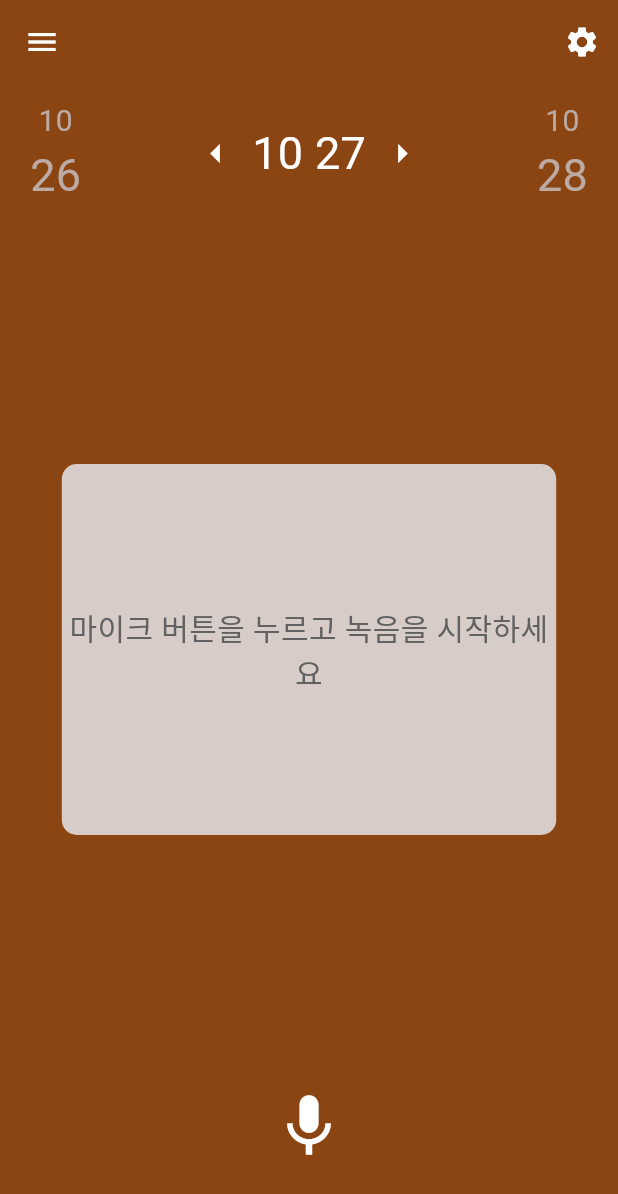
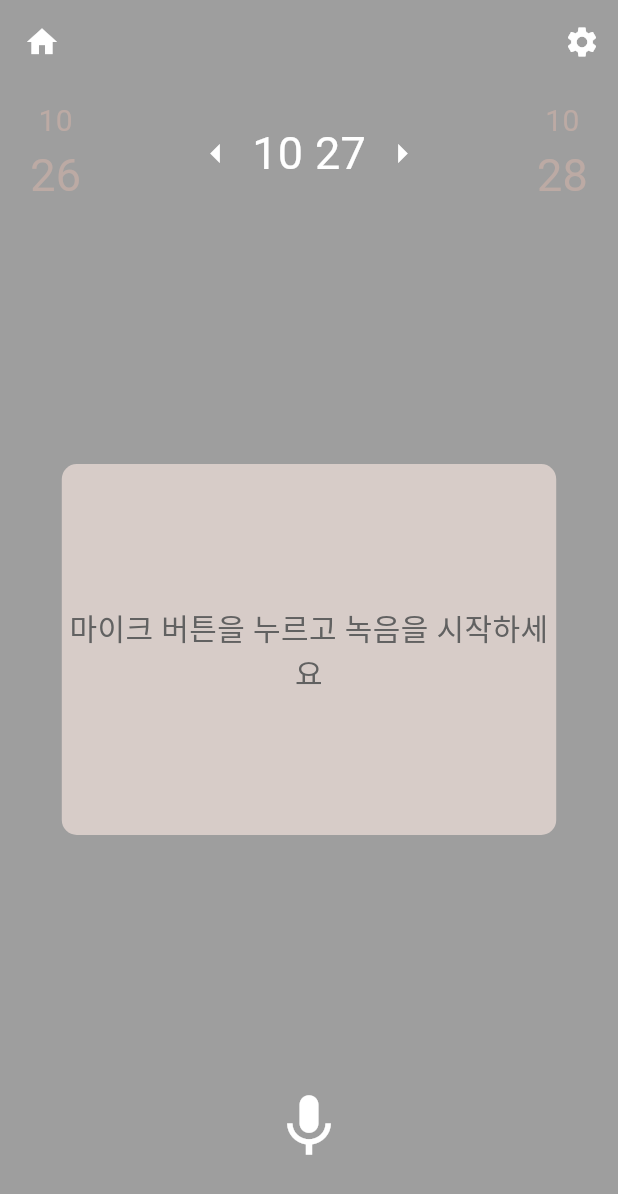
Before and after one commit to ChaeyeonYeager/dd, a Flutter app: the DiaryPage screen opened directly with empty values, on a phone screen of 412 x 824 dp. Shown: the top 1194 px of the screen. Run offline on Flutter 3.47's test engine with Material 3 defaults, Android fonts, the phone set to English and light mode, and no system bars; our stand-ins replace firebase_auth, firebase_core, flutter_dotenv, google_sign_in, speech_to_text, table_calendar; accounts and stored records are empty.

Commit message:
mood selector 추가 및 calendar, diary와 연결

```diff
--- a/lib/page/diary_page.dart
+++ b/lib/page/diary_page.dart
@@ -3,14 +3,16 @@ import 'dart:typed_data';
 import 'package:flutter/material.dart';
 import 'package:intl/intl.dart';
 import 'package:http/http.dart' as http;
-import 'speech_service.dart'; // SpeechService 불러오기
-import 'image_service.dart'; // ImageService 불러오기
-import 'drawer_menu.dart'; // DrawerMenu 불러오기
+import 'calendar_page.dart'; // CalendarPage 불러오기
+import 'speech_service.dart';
+import 'image_service.dart';
+import 'drawer_menu.dart';
 
 class DiaryPage extends StatefulWidget {
   final DateTime selectedDate;
+  final Color backgroundColor; // 배경 색상 추가
 
-  const DiaryPage({Key? key, required this.selectedDate}) : super(key: key);
+  const DiaryPage({Key? key, required this.selectedDate, required this.backgroundColor}) : super(key: key);
 
   @override
   _DiaryPageState createState() => _DiaryPageState();
@@ -24,7 +26,7 @@ class _DiaryPageState extends State<DiaryPage> {
   final SpeechService _speechService = SpeechService();
   final ImageService _imageService = ImageService();
   String _recognizedText = "";
-  Uint8List? _imageData; // 생성된 이미지 데이터를 위한 변수
+  Uint8List? _imageData;
 
   @override
   void initState() {
@@ -52,14 +54,13 @@ class _DiaryPageState extends State<DiaryPage> {
         });
       });
     } else {
-      _speechService.stopListening(); // 이 부분에서 비동기 처리가 필요 없음
+      _speechService.stopListening();
       setState(() {
         _recordingStatus = "녹음 중지됨. 마이크 버튼을 눌러 다시 시작하세요.";
       });
 
-      // AI에 텍스트를 보내고 이미지 URL을 받아오기
       _imageService.generateImage(_recognizedText).then((imageUrl) {
-        _downloadImage(imageUrl); // 다운로드 함수 호출
+        _downloadImage(imageUrl);
       }).catchError((error) {
         setState(() {
           _recordingStatus = "이미지 생성 중 오류 발생: $error";
@@ -75,7 +76,7 @@ class _DiaryPageState extends State<DiaryPage> {
       final response = await http.get(Uri.parse(url));
       if (response.statusCode == 200) {
         setState(() {
-          _imageData = response.bodyBytes; // 이미지 데이터를 Uint8List로 저장
+          _imageData = response.bodyBytes;
         });
       } else {
         throw Exception('이미지 다운로드 실패: ${response.statusCode}');
@@ -92,14 +93,17 @@ class _DiaryPageState extends State<DiaryPage> {
   Widget build(BuildContext context) {
     return Scaffold(
       key: _scaffoldKey,
-      backgroundColor: const Color(0xFF8B4513),
+      backgroundColor: widget.backgroundColor, // 전달받은 배경 색상 사용
       appBar: AppBar(
-        backgroundColor: const Color(0xFF8B4513),
+        backgroundColor: widget.backgroundColor,
         elevation: 0,
         leading: IconButton(
-          icon: const Icon(Icons.menu, color: Colors.white),
+          icon: const Icon(Icons.home, color: Colors.white),
           onPressed: () {
-            _scaffoldKey.currentState!.openDrawer();
+            Navigator.push(
+              context,
+              MaterialPageRoute(builder: (context) => CalendarPage()),
+            );
           },
         ),
         actions: [
@@ -203,11 +207,11 @@ class _DiaryPageState extends State<DiaryPage> {
             Padding(
               padding: const EdgeInsets.only(bottom: 20.0),
               child: Image.memory(
-                _imageData!, // 메모리에서 이미지 표시
+                _imageData!,
                 width:
-                    MediaQuery.of(context).size.width * 0.8, // 화면 너비의 80%로 설정
+                    MediaQuery.of(context).size.width * 0.8,
                 height:
-                    MediaQuery.of(context).size.height * 0.3, // 화면 높이의 30%로 설정
+                    MediaQuery.of(context).size.height * 0.3,
                 fit: BoxFit.cover,
               ),
             ),
@@ -217,7 +221,7 @@ class _DiaryPageState extends State<DiaryPage> {
             padding: const EdgeInsets.only(bottom: 40.0),
             child: IconButton(
               icon: const Icon(Icons.mic, size: 50, color: Colors.white),
-              onPressed: _onRecordButtonPressed, // 버튼 클릭 시 녹음 시작
+              onPressed: _onRecordButtonPressed,
             ),
           ),
         ],
```
Also changed, not shown: lib/page/calendar_page.dart (+5 -6 lines), lib/page/image_service.dart (+44 -10 lines), lib/page/mood_selector.dart (+60 -24 lines).
